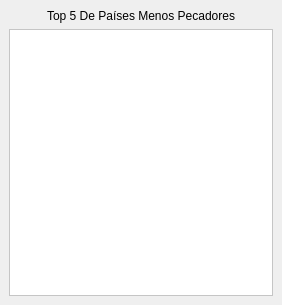
This is ventanatop5salvados.ui in DavidCrgh/Tarea_Programa_Estructuras_2 as Qt 5 draws it before an edit. The edited form follows.
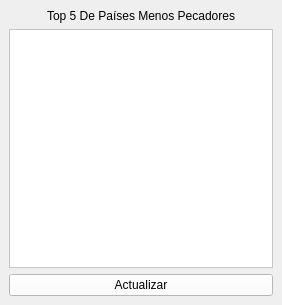
This is the edited form. Icons and pictures are not drawn.

```diff
--- a/ventanatop5salvados.ui
+++ b/ventanatop5salvados.ui
@@ -57,6 +57,17 @@
       </property>
      </widget>
     </item>
+    <item>
+     <widget class="QPushButton" name="actualizar">
+      <property name="styleSheet">
+       <string notr="true">background-color: rgb(255, 255, 255);
+font: 75 16pt &quot;System&quot;;</string>
+      </property>
+      <property name="text">
+       <string>Actualizar</string>
+      </property>
+     </widget>
+    </item>
    </layout>
   </widget>
  </widget>
```
